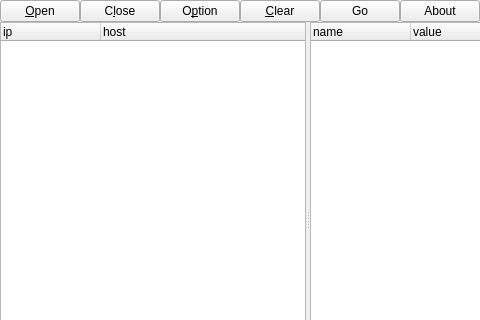
Qt form src/widget.ui (wifihack/cs) before a commit; both pictures show x 0 to 480 and y 0 to 320 of the 616 by 416 pixel window.
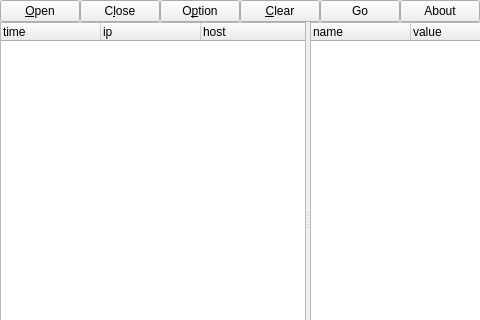
The same form after that commit.

Commit message: Write packet capturing time in main window

```diff
--- a/src/widget.ui
+++ b/src/widget.ui
@@ -97,6 +97,11 @@
       <enum>Qt::Horizontal</enum>
      </property>
      <widget class="QTreeWidget" name="twCookie">
+      <column>
+       <property name="text">
+        <string>time</string>
+       </property>
+      </column>
       <column>
        <property name="text">
         <string notr="true">ip</string>
```
The commit also changes 3 other files.
